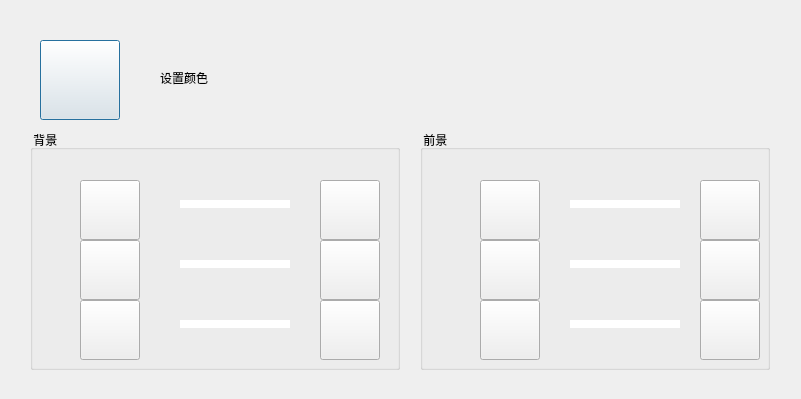
Old version of the form src/XMusic/colordlg.ui in the repository 1028417/XMusic.
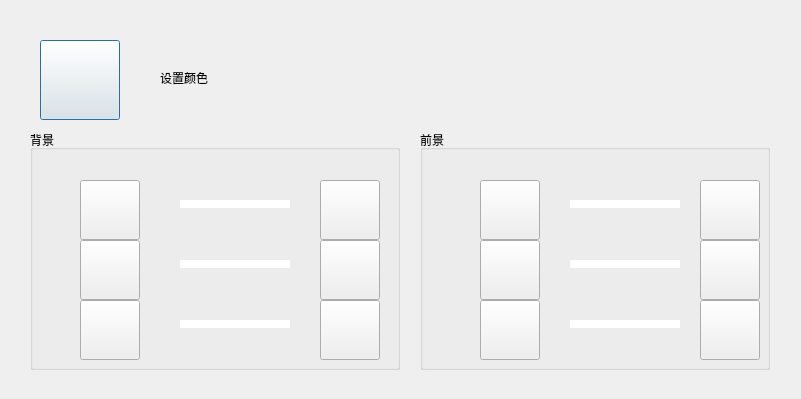
New version of the form. Icons and pictures are not drawn. Custom widgets are drawn as their Qt base class.

The edit to the form file:
```diff
--- a/src/XMusic/colordlg.ui
+++ b/src/XMusic/colordlg.ui
@@ -64,7 +64,13 @@
     </rect>
    </property>
    <property name="title">
-    <string> 背景</string>
+    <string>背景</string>
+   </property>
+   <property name="alignment">
+    <set>Qt::AlignLeading|Qt::AlignLeft|Qt::AlignTop</set>
+   </property>
+   <property name="flat">
+    <bool>false</bool>
    </property>
    <widget class="CColorBar" name="barBkgRed" native="true">
     <property name="geometry">
@@ -320,7 +326,13 @@
     </rect>
    </property>
    <property name="title">
-    <string> 前景</string>
+    <string>前景</string>
+   </property>
+   <property name="alignment">
+    <set>Qt::AlignLeading|Qt::AlignLeft|Qt::AlignTop</set>
+   </property>
+   <property name="flat">
+    <bool>false</bool>
    </property>
    <widget class="CColorBar" name="barFontBlue" native="true">
     <property name="geometry">
```
